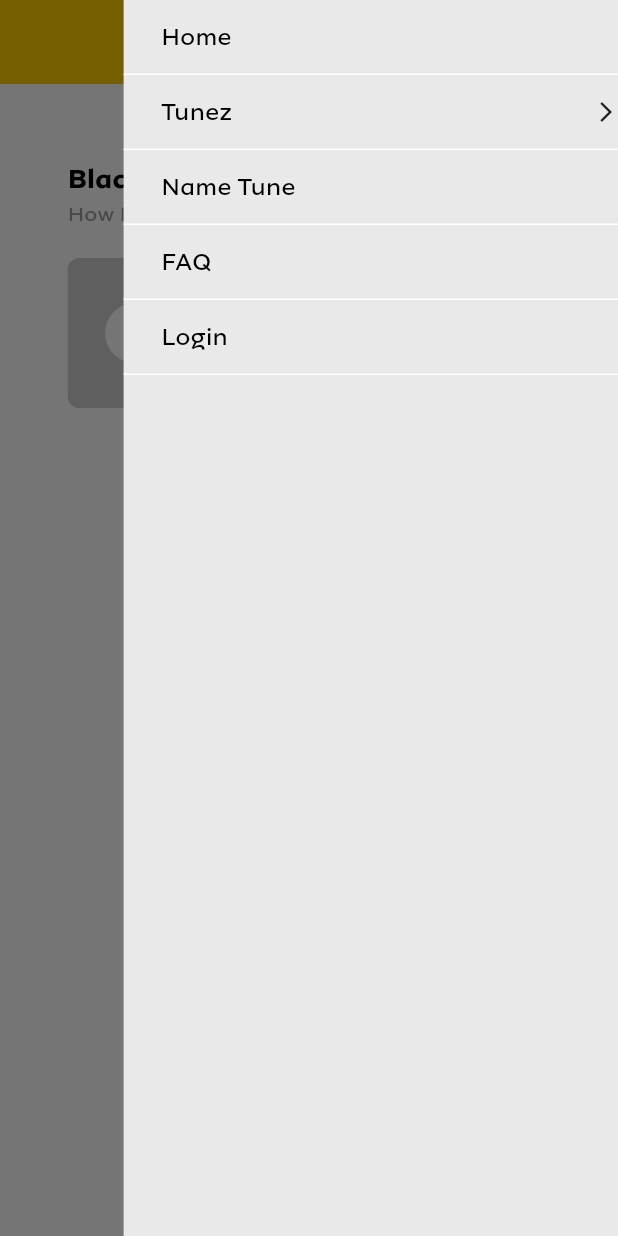
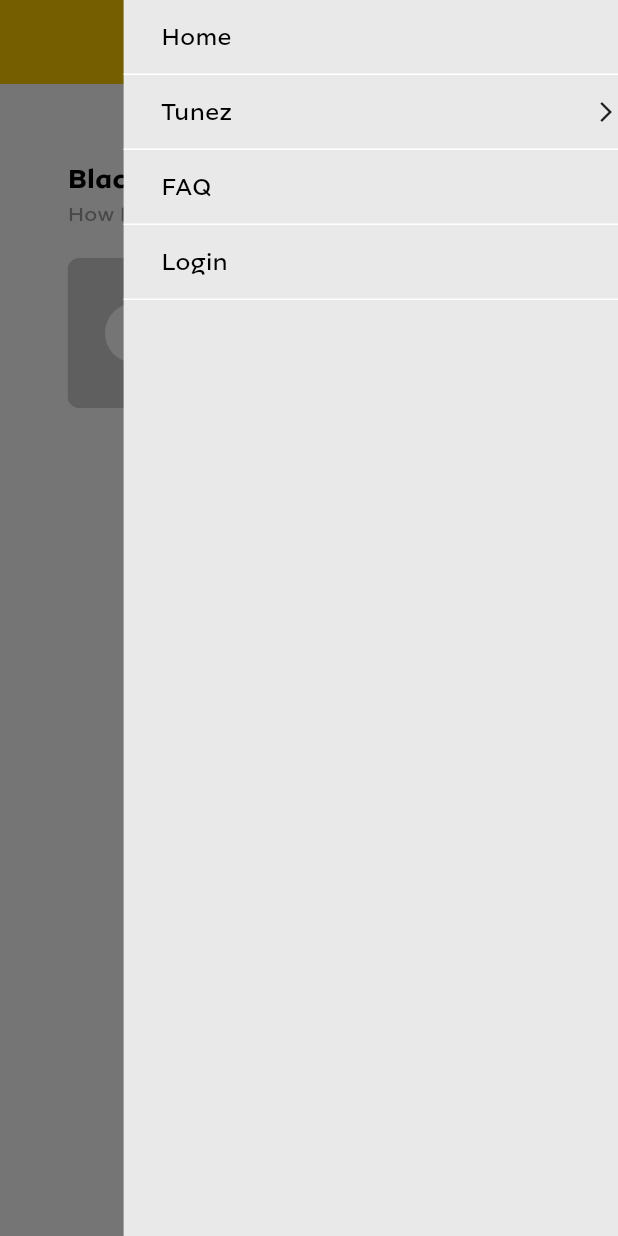
Before and after one commit to skysixdee/mtn_ghana_wp, a Flutter app: the CreateBlacklistScreen screen opened by its route, after a tap on the "menu" icon, on a phone screen of 412 x 824 dp. Run offline on Flutter 3.47's test engine with Material 3 defaults, Android fonts, the phone set to English and light mode, and no system bars; our stand-ins replace basic_utils, cached_network_image, get, go_router, just_audio, numberpicker and 6 more; missing offline and left inert: carousel_slider_plus, encrypt, google_tag_manager, number_paginator, pointycastle; accounts and stored records are empty; network calls fail.

Commit message:
customImageSizeUpdate

```diff
--- a/lib/files/api_calls/add_to_wishlist_api.dart
+++ b/lib/files/api_calls/add_to_wishlist_api.dart
@@ -14,7 +14,7 @@ Future<void> addToWishlistApi(TuneInfo info) async {
     "msisdn": StoreManager.msisdn,
     "contentId": info.toneId,
     "contentName": info.toneName,
-    "path": info.toneIdpreviewImageUrl,
+    "path": info.toneIdStreamingUrl,
     "previewImage": info.toneIdpreviewImageUrl,
     "album": info.albumName,
     "artist": info.artistName,
--- a/lib/files/controllers/custom_drawer_controller.dart
+++ b/lib/files/controllers/custom_drawer_controller.dart
@@ -10,15 +10,15 @@ class CustomDrawerController extends GetxController {
     DrawerModel(myTunezStr, myTunesRoute),
     DrawerModel(myWishlistStr, myWishlistRoute),
     DrawerModel(tunezStr, '', isContainSubMenu: true),
-    DrawerModel(nameTuneStr, nameTuneRoute),
-    DrawerModel(blackListStr, blackListRoute),
+    // DrawerModel(nameTuneStr, nameTuneRoute),
+    // DrawerModel(blackListStr, blackListRoute),
     DrawerModel(faqStr, faqRoute),
     DrawerModel(logoutStr, logoutStr),
   ];
   List<DrawerModel> nonLoggedInDrawerMenu = [
     DrawerModel(homeStr, homeRoute),
     DrawerModel(tunezStr, tunezStr, isContainSubMenu: true),
-    DrawerModel(nameTuneStr, nameTuneRoute),
+    //DrawerModel(nameTuneStr, nameTuneRoute),
     DrawerModel(faqStr, faqRoute),
     DrawerModel(loginStr, loginStr),
   ];
--- a/lib/files/reusable_widgets/custom_image.dart
+++ b/lib/files/reusable_widgets/custom_image.dart
@@ -40,7 +40,7 @@ Widget customImage(
           placeholder: (context, url) =>
               const Center(child: CircularProgressIndicator()),
           errorWidget: (context, url, error) =>
-              Center(child: Image.asset(defaultImagePng)
+              Center(child: Image.asset(defaultImagePng, fit:BoxFit.fill, height:double.infinity, width:double.infinity)
                   //     CustomText(
                   //   title: title,
                   //   fontName: FontName.bold,
--- a/lib/files/screens/web_navigation_view/web_navigation_view.dart
+++ b/lib/files/screens/web_navigation_view/web_navigation_view.dart
@@ -43,7 +43,7 @@ class WebNavigationView extends StatelessWidget {
     PopoverMenuModel(myProfileStr),
     PopoverMenuModel(myTunezStr),
     PopoverMenuModel(myWishlistStr),
-    PopoverMenuModel(blackListStr),
+    //PopoverMenuModel(blackListStr),
     PopoverMenuModel(logoutStr)
   ];
   @override
@@ -91,8 +91,8 @@ class WebNavigationView extends StatelessWidget {
         categoryButton(),
         const SizedBox(width: 20),
         faqButton(context),
-        const SizedBox(width: 20),
-        nameTuneButton(context),
+        // const SizedBox(width: 20),
+        // nameTuneButton(context),
       ],
     );
   }
```
